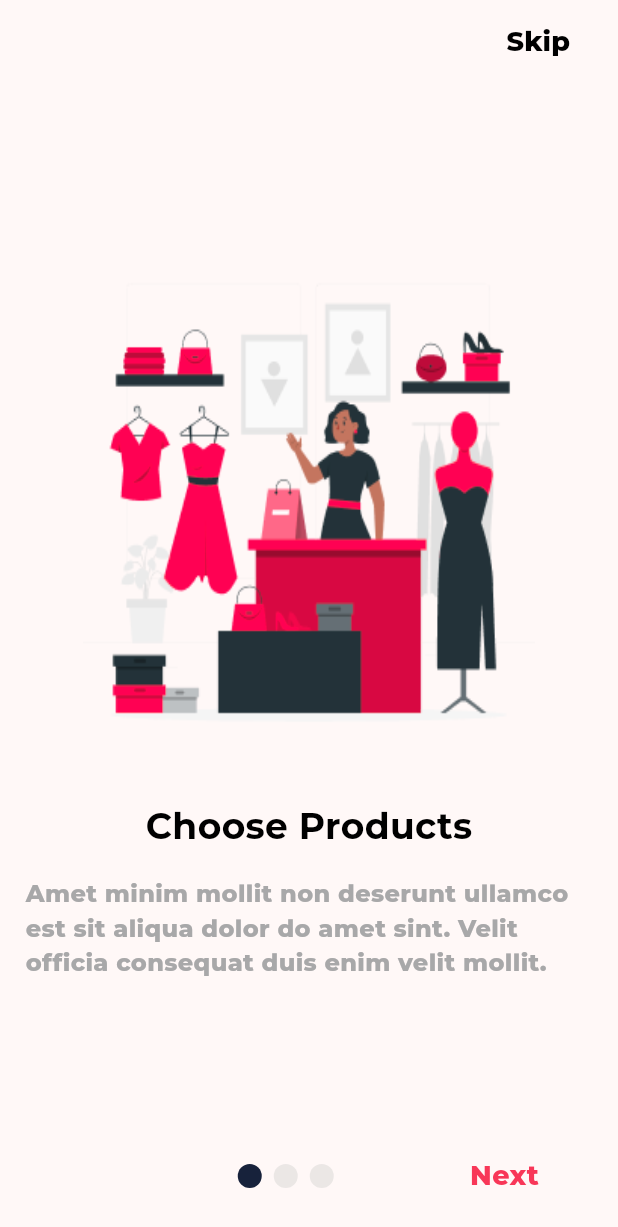
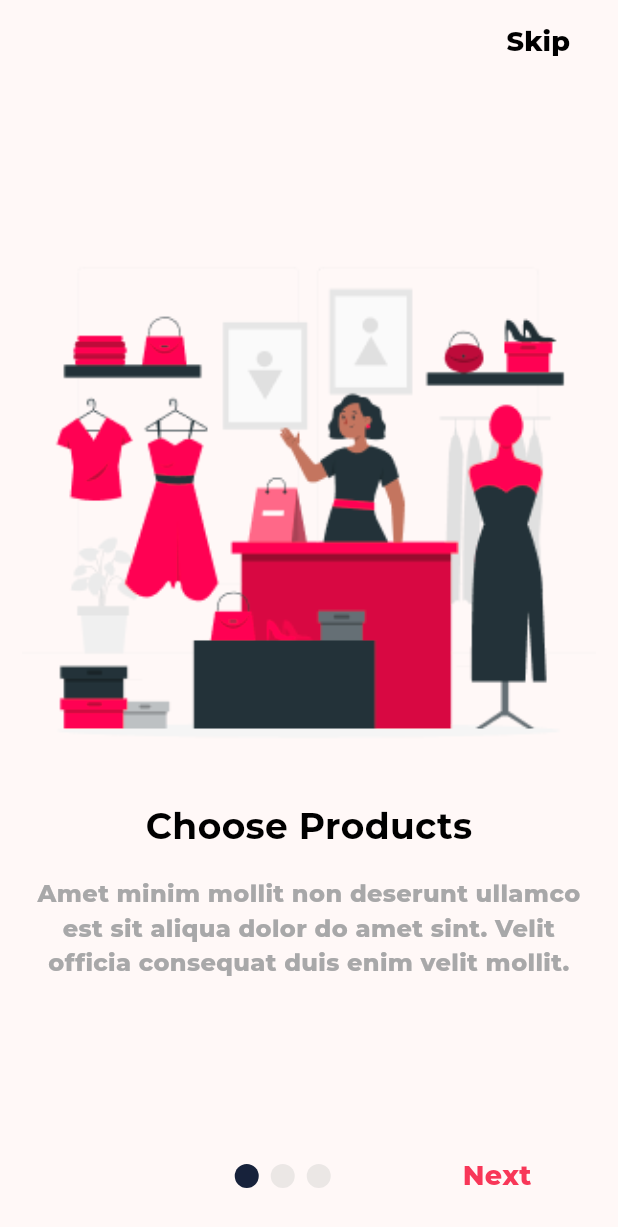
Before and after one commit to phharaoh/Stylish_App, a Flutter app: the screen it shows after launch, on a phone screen of 412 x 824 dp. Shown: the top 1227 px of the screen. Run offline on Flutter 3.47's test engine with Material 3 defaults, Android fonts, the phone set to English and light mode, and no system bars; drawn by our look-alikes of smooth_page_indicator; project files that could hold a hidden picture were left out.

Commit message:
final onboarding edit v1

```diff
--- a/lib/features/Auth/views/Splash/OnBoarding_Widgets/onboarding_body.dart
+++ b/lib/features/Auth/views/Splash/OnBoarding_Widgets/onboarding_body.dart
@@ -1,23 +1,18 @@
 import 'package:flutter/material.dart';
-
 import '../../../../../core/styles/colors.dart';
 import '../../../data/Splash_Data_Model/onboarding_data_model.dart';
-
-
 
 class OnboardingBody extends StatelessWidget {
   const OnboardingBody({super.key, required this.index});
   final int index;
   @override
   Widget build(BuildContext context) {
-    return Column(
-        mainAxisAlignment: MainAxisAlignment.center,
-        children: [
+    return Column(mainAxisAlignment: MainAxisAlignment.center, children: [
       Image.asset(
         onboardingDataList[index].image,
-            width: MediaQuery.of(context).size.width * 0.733,
+        width: MediaQuery.of(context).size.width * 0.93,
         height: MediaQuery.of(context).size.height * 0.433,
-            fit: BoxFit.fill,
+        fit: BoxFit.cover,
       ),
       const SizedBox(height: 20),
       Text(
@@ -28,12 +23,12 @@ class OnboardingBody extends StatelessWidget {
           color: Colors.black,
         ),
       ),
-          // const SizedBox(height: 10),
       Padding(
         padding: const EdgeInsets.all(17.0),
         child: Text(
           onboardingDataList[index].description,
-              style:const TextStyle(
+          textAlign: TextAlign.center,
+          style: const TextStyle(
               fontSize: 16,
               color: AppColors.onSecondaryText,
               fontWeight: FontWeight.w800),
--- a/lib/features/Auth/views/Splash/OnBoarding_Widgets/onboarding_move_text.dart
+++ b/lib/features/Auth/views/Splash/OnBoarding_Widgets/onboarding_move_text.dart
@@ -1,7 +1,6 @@
-// ignore_for_file: public_member_api_docs, sort_constructors_first, use_super_parameters
 import 'package:flutter/material.dart';
+import '../../../../../core/styles/colors.dart';
 
-import '../../../../../core/styles/colors.dart';
 
 class OnboardingMoveText extends StatefulWidget {
   const OnboardingMoveText({
--- a/lib/features/Auth/views/Splash/onboarding.dart
+++ b/lib/features/Auth/views/Splash/onboarding.dart
@@ -1,6 +1,6 @@
 import 'package:flutter/material.dart';
+import 'package:stylish_app/core/styles/colors.dart';
 import 'package:smooth_page_indicator/smooth_page_indicator.dart';
-import 'package:stylish_app/core/styles/colors.dart';
 import 'package:stylish_app/features/Auth/data/Splash_Data_Model/onboarding_data_model.dart';
 import 'package:stylish_app/features/Auth/views/Splash/OnBoarding_Widgets/onboarding_body.dart';
 import 'package:stylish_app/features/Auth/views/Splash/OnBoarding_Widgets/onboarding_move_text.dart';
@@ -66,20 +66,16 @@ class _OnboardingState extends State<Onboarding> {
           mainAxisAlignment: MainAxisAlignment.spaceAround,
           children: [
             SizedBox(
-                width: 125,
                 child: currentPage == 0
-                    ?const OnboardingMoveText(
-                  text: " ",
+                    ? const OnboardingMoveText(
+                        text: "            ",
                       )
                     : OnboardingMoveText(
                         text: "        Prev",
                         prev: true,
                         onPressed: _jumgToPrevPage,
                       )),
-            Container(
-              width: 125,
-              margin: const EdgeInsets.only(left: 30),
-              child: SmoothPageIndicator(
+            SmoothPageIndicator(
               controller: _controller,
               count: onboardingDataList.length,
               effect: const WormEffect(
@@ -90,9 +86,7 @@ class _OnboardingState extends State<Onboarding> {
                 type: WormType.thin,
               ),
             ),
-            ),
             SizedBox(
-                width: 125,
                 child: 2 != currentPage
                     ? OnboardingMoveText(
                         text: "     Next     ",
--- a/lib/features/Auth/views/Splash/splash_view.dart
+++ b/lib/features/Auth/views/Splash/splash_view.dart
@@ -1,5 +1,4 @@
 import 'package:flutter/material.dart';
-import 'package:stylish_app/features/Auth/views/Splash/onboarding.dart';
 
 class SplashView extends StatefulWidget {
   const SplashView({super.key});
--- a/lib/main.dart
+++ b/lib/main.dart
@@ -1,8 +1,7 @@
 import 'package:flutter/material.dart';
 import 'package:stylish_app/core/app_route.dart';
 import 'package:stylish_app/core/styles/colors.dart';
-import 'package:stylish_app/features/Auth/views/Splash/getstarted_view.dart';
-import 'package:stylish_app/features/Auth/views/Splash/onboarding.dart';
+
 
 void main() {
   runApp(const MyApp());
```
Also changed, not shown: lib/features/Auth/views/Splash/getstarted_view.dart (+11 -12 lines). Lines whose indentation alone changed are shown as unchanged.
